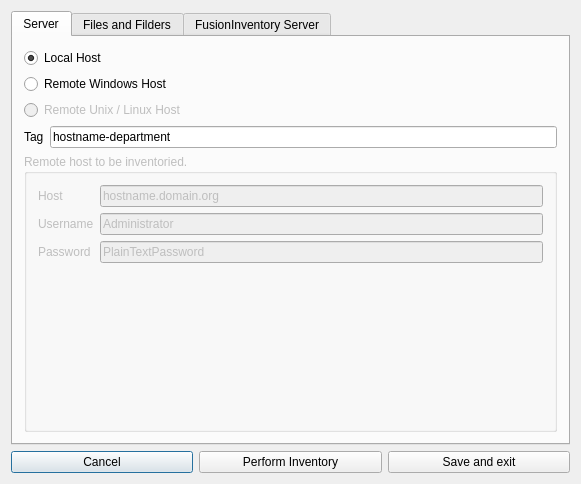
The window that dialog.ui (fusioninventory/fusioninventory-agent-gui) describes before a commit, drawn with Qt 5.
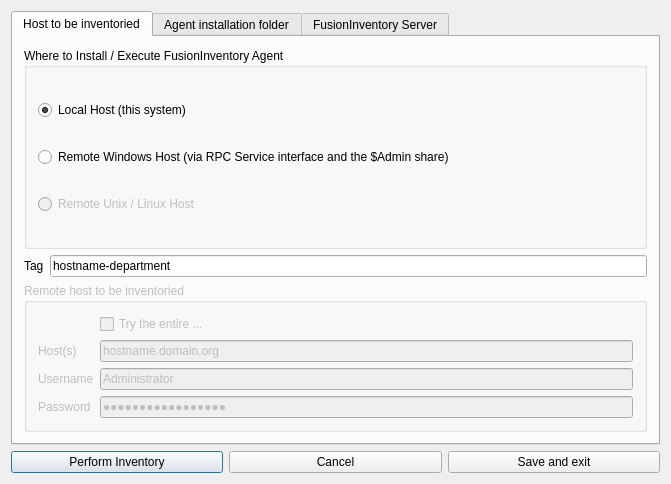
The same window after the commit. Icons and pictures are not drawn.

Commit message: IP list, range and subnets as remote windows host

```diff
--- a/dialog.ui
+++ b/dialog.ui
@@ -9,7 +9,7 @@
    <rect>
     <x>0</x>
     <y>0</y>
-    <width>581</width>
+    <width>671</width>
     <height>484</height>
    </rect>
   </property>
@@ -30,16 +30,28 @@
        </property>
        <widget class="QWidget" name="tab_2">
         <attribute name="title">
-         <string>Server</string>
+         <string>Host to be inventoried</string>
         </attribute>
         <layout class="QVBoxLayout" name="verticalLayout_7">
          <item>
+          <widget class="QGroupBox" name="groupBox_2">
+           <property name="sizePolicy">
+            <sizepolicy hsizetype="Expanding" vsizetype="Expanding">
+             <horstretch>0</horstretch>
+             <verstretch>0</verstretch>
+            </sizepolicy>
+           </property>
+           <property name="title">
+            <string>Where to Install / Execute FusionInventory Agent</string>
+           </property>
+           <layout class="QVBoxLayout" name="verticalLayout_8">
+            <item>
           <widget class="QRadioButton" name="radioButtonLocal">
            <property name="enabled">
             <bool>true</bool>
            </property>
            <property name="text">
-            <string>Local Host</string>
+               <string>Local Host (this system)</string>
            </property>
            <property name="checked">
             <bool>true</bool>
@@ -52,7 +64,7 @@
             <bool>true</bool>
            </property>
            <property name="text">
-            <string>Remote Windows Host</string>
+               <string>Remote Windows Host (via RPC Service interface and the $Admin share)</string>
            </property>
           </widget>
          </item>
@@ -66,6 +78,9 @@
            </property>
           </widget>
          </item>
+           </layout>
+          </widget>
+         </item>
          <item>
           <layout class="QHBoxLayout" name="horizontalLayout_4">
            <item>
@@ -105,17 +120,17 @@
             <bool>false</bool>
            </property>
            <property name="title">
-            <string>Remote host to be inventoried.</string>
+            <string>Remote host to be inventoried</string>
            </property>
            <layout class="QFormLayout" name="formLayout_2">
-            <item row="0" column="0">
+            <item row="1" column="0">
              <widget class="QLabel" name="label_11">
               <property name="text">
-               <string>Host</string>
+               <string>Host(s)</string>
               </property>
              </widget>
             </item>
-            <item row="0" column="1">
+            <item row="1" column="1">
              <widget class="QLineEdit" name="lineEditRemoteHost">
               <property name="toolTip">
                <string>The remote host to be inventoried.</string>
@@ -128,14 +143,14 @@
               </property>
              </widget>
             </item>
-            <item row="1" column="0">
+            <item row="2" column="0">
              <widget class="QLabel" name="label_6">
               <property name="text">
                <string>Username</string>
               </property>
              </widget>
             </item>
-            <item row="1" column="1">
+            <item row="2" column="1">
              <widget class="QLineEdit" name="lineEditRemoteHostUser">
               <property name="toolTip">
                <string>Username of the remote host to be inventoried.</string>
@@ -149,14 +164,14 @@
               </property>
              </widget>
             </item>
-            <item row="2" column="0">
+            <item row="3" column="0">
              <widget class="QLabel" name="label_10">
               <property name="text">
                <string>Password</string>
               </property>
              </widget>
             </item>
-            <item row="2" column="1">
+            <item row="3" column="1">
              <widget class="QLineEdit" name="lineEditRemoteHostPassword">
               <property name="toolTip">
                <string>Password of the remote host to be inventoried.</string>
@@ -164,6 +179,16 @@
               <property name="text">
                <string>PlainTextPassword</string>
               </property>
+              <property name="echoMode">
+               <enum>QLineEdit::PasswordEchoOnEdit</enum>
+              </property>
+             </widget>
+            </item>
+            <item row="0" column="1">
+             <widget class="QCheckBox" name="checkBoxTryNet">
+              <property name="text">
+               <string>Try the entire ...</string>
+              </property>
              </widget>
             </item>
            </layout>
@@ -173,14 +198,8 @@
        </widget>
        <widget class="QWidget" name="tab_5">
         <attribute name="title">
-         <string>Files and Filders</string>
-        </attribute>
-        <layout class="QVBoxLayout" name="verticalLayout_6">
-         <item>
-          <widget class="QGroupBox" name="groupBox">
-           <property name="title">
             <string>Agent installation folder</string>
-           </property>
+        </attribute>
            <layout class="QFormLayout" name="formLayout">
             <item row="0" column="0">
              <widget class="QLabel" name="label_5">
@@ -204,6 +223,16 @@
               </property>
              </widget>
             </item>
+         <item row="1" column="1">
+          <widget class="QToolButton" name="toolButtonAgentWin">
+           <property name="enabled">
+            <bool>false</bool>
+           </property>
+           <property name="text">
+            <string>...</string>
+           </property>
+          </widget>
+         </item>
             <item row="2" column="0">
              <widget class="QLabel" name="label_9">
               <property name="text">
@@ -242,19 +271,6 @@
               </property>
              </widget>
             </item>
-            <item row="1" column="1">
-             <widget class="QToolButton" name="toolButtonAgentWin">
-              <property name="enabled">
-               <bool>false</bool>
-              </property>
-              <property name="text">
-               <string>...</string>
-              </property>
-             </widget>
-            </item>
-           </layout>
-          </widget>
-         </item>
         </layout>
        </widget>
        <widget class="QWidget" name="tab">
@@ -440,18 +456,21 @@
    </item>
    <item>
     <layout class="QHBoxLayout" name="horizontalLayout">
-     <item>
-      <widget class="QPushButton" name="pushButtonCancel">
-       <property name="text">
-        <string>Cancel</string>
-       </property>
-      </widget>
-     </item>
      <item>
       <widget class="QPushButton" name="pushButtonTest">
        <property name="text">
         <string>Perform Inventory</string>
        </property>
+       <property name="default">
+        <bool>true</bool>
+       </property>
+      </widget>
+     </item>
+     <item>
+      <widget class="QPushButton" name="pushButtonCancel">
+       <property name="text">
+        <string>Cancel</string>
+       </property>
       </widget>
      </item>
      <item>
```
Left out of the diff: 19 changed lines with no effect on the pictures. Lines whose indentation alone changed are shown as unchanged. The commit also changes 5 other files.
